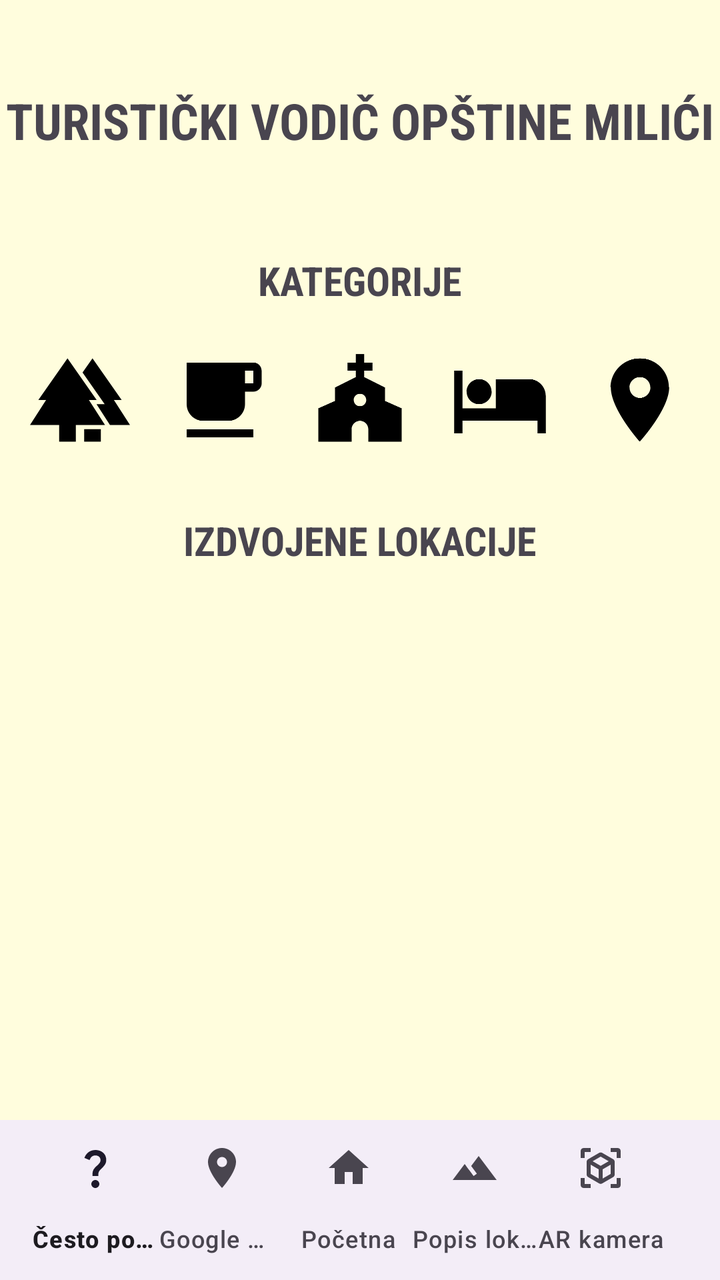
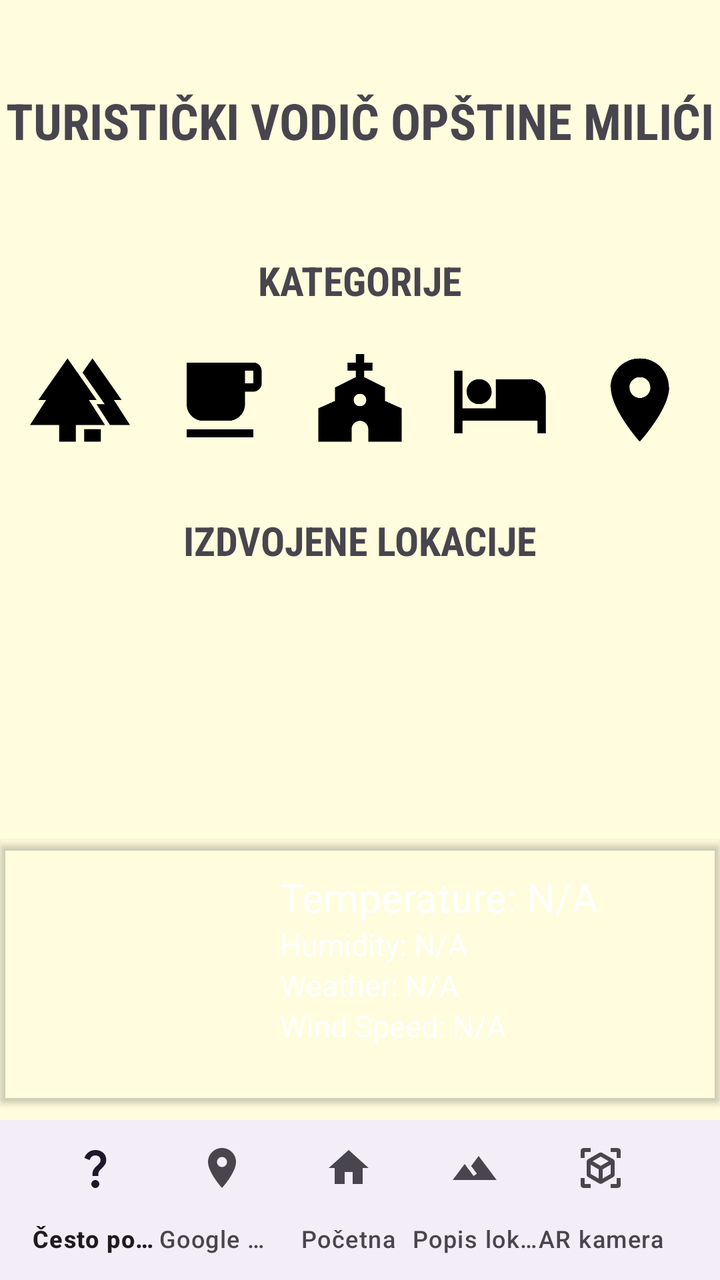

An Android layout rendered at two revisions. The XML below is the earlier revision; the diff shows what the commit changed to produce the second picture.
<!-- AndroidManifest.xml: application theme Theme.ARTour -->
<!-- res/layout/fragment_pocetna.xml -->
<?xml version="1.0" encoding="utf-8"?>
<androidx.coordinatorlayout.widget.CoordinatorLayout xmlns:android="http://schemas.android.com/apk/res/android"
    xmlns:app="http://schemas.android.com/apk/res-auto"
    xmlns:tools="http://schemas.android.com/tools"
    android:layout_width="match_parent"
    android:layout_height="match_parent"
    android:background="@color/pozadina"
    tools:context=".PocetnaFragment">

    <FrameLayout
        android:id="@+id/frame_layout"
        android:layout_width="match_parent"
        android:layout_height="match_parent">
    </FrameLayout>

    <com.google.android.material.bottomappbar.BottomAppBar
        android:layout_width="match_parent"
        android:layout_height="wrap_content"
        android:id="@+id/bottomAppBar"
        android:layout_gravity="bottom"
        android:background="@color/white"
        app:fabCradleMargin="10dp"
        app:fabCradleRoundedCornerRadius="50dp">

        <com.google.android.material.bottomnavigation.BottomNavigationView
            android:layout_width="wrap_content"
            android:layout_height="wrap_content"
            android:id="@+id/bottomNavigationView"
            android:layout_marginEnd="20dp"
            app:labelVisibilityMode="labeled"
            android:background="@android:color/transparent"
            app:menu="@menu/bottom_menu"/>
    </com.google.android.material.bottomappbar.BottomAppBar>

    <TextView
        android:id="@+id/naslov"
        android:layout_width="wrap_content"
        android:layout_height="wrap_content"
        android:fontFamily="sans-serif-condensed"
        android:text="TURISTIČKI VODIČ OPŠTINE MILIĆI"
        android:textSize="25dp"
        android:textStyle="bold"
        app:layout_anchor="@+id/frame_layout"
        app:layout_anchorGravity="center"
        android:translationY="-260dp"/>

    <TextView
        android:id="@+id/kategorije"
        android:layout_width="wrap_content"
        android:layout_height="wrap_content"
        android:text="KATEGORIJE"
        android:fontFamily="sans-serif-condensed"
        android:textSize="20dp"
        android:textStyle="bold"
        android:translationY="-180dp"
        app:layout_anchor="@+id/frame_layout"
        app:layout_anchorGravity="center" />

    <ImageButton
        android:id="@+id/dugme1"
        android:layout_width="50dp"
        android:layout_height="50dp"
        app:layout_anchor="@id/frame_layout"
        app:layout_anchorGravity="center"
        android:src="@drawable/baseline_forest_24"
        android:translationY="-120dp"
        android:translationX="-140dp"
        android:scaleType="centerCrop"
        android:background="@color/pozadina"/>

    <ImageButton
        android:id="@+id/dugme2"
        android:layout_width="50dp"
        android:layout_height="50dp"
        app:layout_anchor="@id/frame_layout"
        app:layout_anchorGravity="center"
        android:src="@drawable/baseline_local_cafe_24"
        android:translationY="-120dp"
        android:translationX="-70dp"
        android:scaleType="centerCrop"
        android:background="@color/pozadina"/>

    <ImageButton
        android:id="@+id/dugme3"
        android:layout_width="50dp"
        android:layout_height="50dp"
        app:layout_anchor="@id/frame_layout"
        app:layout_anchorGravity="center"
        android:src="@drawable/baseline_church_24"
        android:translationY="-120dp"
        android:translationX="0dp"
        android:scaleType="centerCrop"
        android:background="@color/pozadina"/>

    <ImageButton
        android:id="@+id/dugme4"
        android:layout_width="50dp"
        android:layout_height="50dp"
        app:layout_anchor="@id/frame_layout"
        app:layout_anchorGravity="center"
        android:src="@drawable/baseline_hotel_24"
        android:translationY="-120dp"
        android:translationX="70dp"
        android:scaleType="centerCrop"
        android:background="@color/pozadina"/>

    <ImageButton
        android:id="@+id/dugme5"
        android:layout_width="50dp"
        android:layout_height="50dp"
        app:layout_anchor="@id/frame_layout"
        app:layout_anchorGravity="center"
        android:src="@drawable/baseline_place_24"
        android:translationY="-120dp"
        android:translationX="140dp"
        android:scaleType="centerCrop"
        android:background="@color/pozadina"/>

    <TextView
        android:id="@+id/kartice"
        android:layout_width="wrap_content"
        android:layout_height="wrap_content"
        android:text="IZDVOJENE LOKACIJE"
        android:fontFamily="sans-serif-condensed"
        android:textSize="20dp"
        android:textStyle="bold"
        app:layout_anchor="@+id/frame_layout"
        app:layout_anchorGravity="center"
        android:translationY="-50dp"/>

    <androidx.viewpager2.widget.ViewPager2
        android:id="@+id/viewPager"
        android:layout_width="match_parent"
        android:layout_height="250dp"
        app:layout_anchor="@+id/frame_layout"
        app:layout_anchorGravity="center"
        android:translationY="100dp"/>


</androidx.coordinatorlayout.widget.CoordinatorLayout>
<!-- resources referenced by this layout -->
<resources>
  <color name="pozadina">#fffddd</color>
  <color name="white">#FFFFFFFF</color>
  <!-- drawable baseline_church_24 (drawable) -->
  <vector android:height="24dp" android:tint="#000000"
      android:viewportHeight="24" android:viewportWidth="24"
      android:width="24dp" xmlns:android="http://schemas.android.com/apk/res/android">
      <path android:fillColor="@android:color/white" android:pathData="M18,12.22V9l-5,-2.5V5h2V3h-2V1h-2v2H9v2h2v1.5L6,9v3.22L2,14v8h8v-3c0,-1.1 0.9,-2 2,-2s2,0.9 2,2v3h8v-8L18,12.22zM12,13.5c-0.83,0 -1.5,-0.67 -1.5,-1.5s0.67,-1.5 1.5,-1.5s1.5,0.67 1.5,1.5S12.83,13.5 12,13.5z"/>
  </vector>
  <!-- drawable baseline_forest_24 (drawable) -->
  <vector android:height="24dp" android:tint="#000000"
      android:viewportHeight="24" android:viewportWidth="24"
      android:width="24dp" xmlns:android="http://schemas.android.com/apk/res/android">
      <path android:fillColor="@android:color/white" android:pathData="M16,12l-7,-10l-7,10l1.86,0l-3.86,6l7,0l0,4l4,0l0,-4l7,0l-3.86,-6z"/>
      <path android:fillColor="@android:color/white" android:pathData="M20.14,12l1.86,0l-7,-10l-2.39,3.41l5.31,7.59l-1.92,0l-0.03,0l3.22,5l4.81,0z"/>
      <path android:fillColor="@android:color/white" android:pathData="M13,19h4v3h-4z"/>
  </vector>
  <!-- drawable baseline_hotel_24 (drawable) -->
  <vector android:height="24dp" android:tint="#000000"
      android:viewportHeight="24" android:viewportWidth="24"
      android:width="24dp" xmlns:android="http://schemas.android.com/apk/res/android">
      <path android:fillColor="@android:color/white" android:pathData="M7,13c1.66,0 3,-1.34 3,-3S8.66,7 7,7s-3,1.34 -3,3 1.34,3 3,3zM19,7h-8v7L3,14L3,5L1,5v15h2v-3h18v3h2v-9c0,-2.21 -1.79,-4 -4,-4z"/>
  </vector>
  <!-- drawable baseline_local_cafe_24 (drawable) -->
  <vector android:height="24dp" android:tint="#000000"
      android:viewportHeight="24" android:viewportWidth="24"
      android:width="24dp" xmlns:android="http://schemas.android.com/apk/res/android">
      <path android:fillColor="@android:color/white" android:pathData="M20,3L4,3v10c0,2.21 1.79,4 4,4h6c2.21,0 4,-1.79 4,-4v-3h2c1.11,0 2,-0.9 2,-2L22,5c0,-1.11 -0.89,-2 -2,-2zM20,8h-2L18,5h2v3zM4,19h16v2L4,21z"/>
  </vector>
  <!-- drawable baseline_place_24 (drawable) -->
  <vector android:height="24dp" android:tint="#000000"
      android:viewportHeight="24" android:viewportWidth="24"
      android:width="24dp" xmlns:android="http://schemas.android.com/apk/res/android">
      <path android:fillColor="@android:color/white" android:pathData="M12,2C8.13,2 5,5.13 5,9c0,5.25 7,13 7,13s7,-7.75 7,-13c0,-3.87 -3.13,-7 -7,-7zM12,11.5c-1.38,0 -2.5,-1.12 -2.5,-2.5s1.12,-2.5 2.5,-2.5 2.5,1.12 2.5,2.5 -1.12,2.5 -2.5,2.5z"/>
  </vector>
  <style name="Theme.ARTour" parent="Base.Theme.ARTour" />
  <style name="Base.Theme.ARTour" parent="Theme.Material3.DayNight.NoActionBar">
          
          
          <item name="android:statusBarColor" tools:targetApi="1">@color/pozadina</item>
          <item name="android:navigationBarColor">@color/pozadina</item>
      </style>
</resources>

<!-- the commit's change to res/layout/fragment_pocetna.xml (unified diff, before → after) -->
@@ -6,6 +6,79 @@
     android:layout_height="match_parent"
     android:background="@color/pozadina"
     tools:context=".PocetnaFragment">
+
+    <androidx.cardview.widget.CardView
+        android:layout_width="match_parent"
+        android:layout_height="130dp"
+        android:layout_gravity="bottom|center"
+        android:layout_marginBottom="90dp"
+
+        android:foregroundGravity="center"
+        app:cardBackgroundColor="#00FFFFFF">
+
+        <LinearLayout
+            android:layout_width="match_parent"
+            android:layout_height="match_parent"
+            android:orientation="horizontal">
+
+            <ImageView
+                android:id="@+id/weatherIconImageView"
+                android:layout_width="100dp"
+                android:layout_height="100dp"
+                android:layout_below="@id/windSpeedTextView"
+                android:layout_gravity="center|left"
+                android:layout_marginLeft="20dp"
+                android:contentDescription="TODO" />
+
+            <LinearLayout
+                android:layout_width="match_parent"
+                android:layout_height="100dp"
+                android:layout_gravity="center|right"
+                android:layout_marginLeft="20dp"
+                android:layout_marginRight="20dp"
+                android:orientation="vertical">
+
+                <TextView
+                    android:id="@+id/temperatureTextView"
+                    android:layout_width="match_parent"
+                    android:layout_height="wrap_content"
+                    android:text="Temperature: N/A"
+                    android:textColor="@color/white"
+                    android:textSize="20sp" />
+
+                <TextView
+                    android:id="@+id/humidityTextView"
+                    android:layout_width="match_parent"
+                    android:layout_height="wrap_content"
+                    android:layout_below="@id/temperatureTextView"
+                    android:text="Humidity: N/A"
+                    android:textColor="@color/white"
+                    android:textSize="15sp" />
+
+                <TextView
+                    android:id="@+id/weatherInfoTextView"
+                    android:layout_width="match_parent"
+                    android:layout_height="wrap_content"
+                    android:layout_below="@id/humidityTextView"
+                    android:text="Weather: N/A"
+                    android:textColor="@color/white"
+                    android:textSize="15sp" />
+
+                <TextView
+                    android:id="@+id/windSpeedTextView"
+                    android:layout_width="match_parent"
+                    android:layout_height="wrap_content"
+                    android:layout_below="@id/weatherInfoTextView"
+                    android:text="Wind Speed: N/A"
+                    android:textColor="@color/white"
+                    android:textSize="15sp" />
+
+            </LinearLayout>
+
+
+        </LinearLayout>
+
+    </androidx.cardview.widget.CardView>
 
     <FrameLayout
         android:id="@+id/frame_layout"
